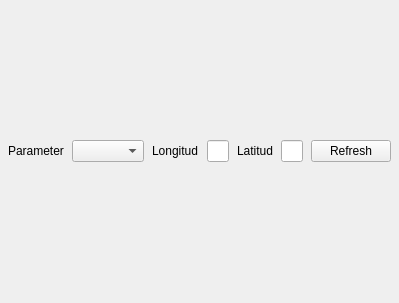
Before: the Qt Designer form ui/qt/cases/weather_app/weather_app.ui in jonaslindemann/compute-course-public, drawn with Qt 5.
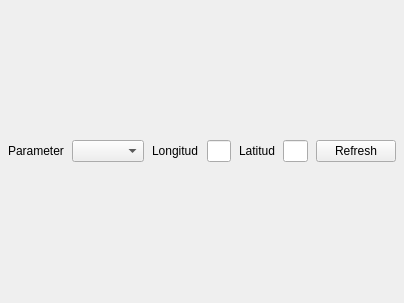
After: the same form once the commit is applied.

Diff of the .ui file:
```diff
--- a/ui/qt/cases/weather_app/weather_app.ui
+++ b/ui/qt/cases/weather_app/weather_app.ui
@@ -6,7 +6,7 @@
    <rect>
     <x>0</x>
     <y>0</y>
-    <width>368</width>
+    <width>404</width>
     <height>303</height>
    </rect>
   </property>
```
Left out of the diff: 2 changed lines with no effect on the pictures.
